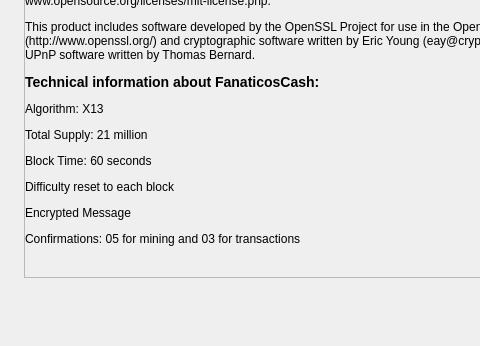
First picture: the form in src/qt/forms/aboutdialog.ui, repository fanaticoscriptosoficial/Fanaticos_Cash, before the edit; both pictures show x 0 to 480 and y 133 to 479 of the 593 by 479 pixel window.
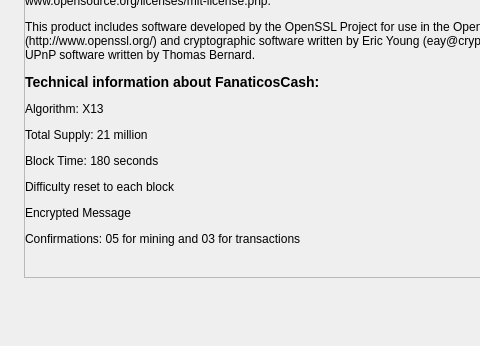
Second picture: the form after the edit. Icons and pictures are not drawn.

What changed in the file:
```diff
--- a/src/qt/forms/aboutdialog.ui
+++ b/src/qt/forms/aboutdialog.ui
@@ -124,7 +124,7 @@
         <string notr="true">font: 08pt &quot;Century Gothic&quot;;</string>
        </property>
        <property name="text">
-        <string>&lt;html&gt;&lt;head/&gt;&lt;body&gt;&lt;p&gt;This is experimental software.&lt;/p&gt;&lt;p&gt;Distributed under the MIT/X13 software license, see the accompanying file COPYING or http://www.opensource.org/licenses/mit-license.php.&lt;/p&gt;&lt;p&gt;This product includes software developed by the OpenSSL Project for use in the OpenSSL Toolkit (http://www.openssl.org/) and cryptographic software written by Eric Young (eay@cryptsoft.com) and UPnP software written by Thomas Bernard.&lt;/p&gt;&lt;p&gt;&lt;span style=&quot; font-size:large; font-weight:600;&quot;&gt;Technical information about FanaticosCash:&lt;/span&gt;&lt;/p&gt;&lt;p&gt;Algorithm: X13&lt;/p&gt;&lt;p&gt;Total Supply: 21 million&lt;/p&gt;&lt;p&gt;Block Time: 60 seconds&lt;/p&gt;&lt;/p&gt;&lt;p&gt;Difficulty reset to each block&lt;/p&gt;&lt;p&gt;Encrypted Message&lt;/p&gt;&lt;p&gt;Confirmations: 05 for mining and 03 for transactions&lt;/p&gt;&lt;p&gt;&lt;br/&gt;&lt;/p&gt;&lt;p&gt;🌎Website: &lt;a href=&quot;https://cash.fanaticoscriptos.com/&quot;&gt;&lt;span style=&quot; text-decoration: underline; color:#0000ff;&quot;&gt;https://cash.fanaticoscriptos.com/&lt;/span&gt;&lt;/a&gt;&lt;/p&gt;&lt;p&gt;🌎Block Explorer: &lt;a href=&quot;https://explorer.fanaticoscriptos.com&quot;&gt;&lt;span style=&quot; text-decoration: underline; color:#0000ff;&quot;&gt;https://explorer.fanaticoscriptos.com&lt;/span&gt;&lt;/a&gt;&lt;/p&gt;&lt;p&gt;💬Telegram: &lt;a href=&quot;https://t.me/FanaticosCriptos&quot;&gt;&lt;span style=&quot; text-decoration: underline; color:#0000ff;&quot;&gt;https://t.me/FanaticosCriptos&lt;/span&gt;&lt;/a&gt;&lt;/p&gt;&lt;p&gt;💬Facebook: &lt;a href=&quot;https://facebook.com/fanaticoscriptosoficial&quot;&gt;&lt;span style=&quot; text-decoration: underline; color:#0000ff;&quot;&gt;https://facebook.com/fanaticoscriptosoficial&lt;/span&gt;&lt;/a&gt;&lt;/p&gt;&lt;p&gt;💬Twitter: &lt;a href=&quot;https://twitter.com/fanacriptos&quot;&gt;&lt;span style=&quot; text-decoration: underline; color:#0000ff;&quot;&gt;https://twitter.com/fanacriptos&lt;/span&gt;&lt;/a&gt;&lt;/p&gt;&lt;p&gt;📣 BTCTalk: &lt;a href=&quot;https://bitcointalk.org/index.php?topic=5187519.0&quot;&gt;&lt;span style=&quot; text-decoration: underline; color:#0000ff;&quot;&gt;https://bitcointalk.org/index.php?topic=5187519.0&lt;/span&gt;&lt;/a&gt;&lt;/p&gt;&lt;p&gt;🖥 GitHub: &lt;a href=&quot;https://github.com/fanaticoscriptosoficial&quot;&gt;&lt;span style=&quot; text-decoration: underline; color:#0000ff;&quot;&gt;https://github.com/fanaticoscriptosoficial&lt;/span&gt;&lt;/a&gt;&lt;/p&gt;&lt;p&gt;✉️E-mail: cash@fanaticoscriptos.com&lt;/p&gt;&lt;/body&gt;&lt;/html&gt;</string>
+        <string>&lt;html&gt;&lt;head/&gt;&lt;body&gt;&lt;p&gt;This is experimental software.&lt;/p&gt;&lt;p&gt;Distributed under the MIT/X13 software license, see the accompanying file COPYING or http://www.opensource.org/licenses/mit-license.php.&lt;/p&gt;&lt;p&gt;This product includes software developed by the OpenSSL Project for use in the OpenSSL Toolkit (http://www.openssl.org/) and cryptographic software written by Eric Young (eay@cryptsoft.com) and UPnP software written by Thomas Bernard.&lt;/p&gt;&lt;p&gt;&lt;span style=&quot; font-size:large; font-weight:600;&quot;&gt;Technical information about FanaticosCash:&lt;/span&gt;&lt;/p&gt;&lt;p&gt;Algorithm: X13&lt;/p&gt;&lt;p&gt;Total Supply: 21 million&lt;/p&gt;&lt;p&gt;Block Time: 180 seconds&lt;/p&gt;&lt;/p&gt;&lt;p&gt;Difficulty reset to each block&lt;/p&gt;&lt;p&gt;Encrypted Message&lt;/p&gt;&lt;p&gt;Confirmations: 05 for mining and 03 for transactions&lt;/p&gt;&lt;p&gt;&lt;br/&gt;&lt;/p&gt;&lt;p&gt;🌎Website: &lt;a href=&quot;https://cash.fanaticoscriptos.com/&quot;&gt;&lt;span style=&quot; text-decoration: underline; color:#0000ff;&quot;&gt;https://cash.fanaticoscriptos.com/&lt;/span&gt;&lt;/a&gt;&lt;/p&gt;&lt;p&gt;🌎Block Explorer: &lt;a href=&quot;https://explorer.fanaticoscriptos.com&quot;&gt;&lt;span style=&quot; text-decoration: underline; color:#0000ff;&quot;&gt;https://explorer.fanaticoscriptos.com&lt;/span&gt;&lt;/a&gt;&lt;/p&gt;&lt;p&gt;💬Telegram: &lt;a href=&quot;https://t.me/FanaticosCriptos&quot;&gt;&lt;span style=&quot; text-decoration: underline; color:#0000ff;&quot;&gt;https://t.me/FanaticosCriptos&lt;/span&gt;&lt;/a&gt;&lt;/p&gt;&lt;p&gt;💬Facebook: &lt;a href=&quot;https://facebook.com/fanaticoscriptosoficial&quot;&gt;&lt;span style=&quot; text-decoration: underline; color:#0000ff;&quot;&gt;https://facebook.com/fanaticoscriptosoficial&lt;/span&gt;&lt;/a&gt;&lt;/p&gt;&lt;p&gt;💬Twitter: &lt;a href=&quot;https://twitter.com/fanacriptos&quot;&gt;&lt;span style=&quot; text-decoration: underline; color:#0000ff;&quot;&gt;https://twitter.com/fanacriptos&lt;/span&gt;&lt;/a&gt;&lt;/p&gt;&lt;p&gt;📣 BTCTalk: &lt;a href=&quot;https://bitcointalk.org/index.php?topic=5187519.0&quot;&gt;&lt;span style=&quot; text-decoration: underline; color:#0000ff;&quot;&gt;https://bitcointalk.org/index.php?topic=5187519.0&lt;/span&gt;&lt;/a&gt;&lt;/p&gt;&lt;p&gt;🖥 GitHub: &lt;a href=&quot;https://github.com/fanaticoscriptosoficial&quot;&gt;&lt;span style=&quot; text-decoration: underline; color:#0000ff;&quot;&gt;https://github.com/fanaticoscriptosoficial&lt;/span&gt;&lt;/a&gt;&lt;/p&gt;&lt;p&gt;✉️E-mail: cash@fanaticoscriptos.com&lt;/p&gt;&lt;/body&gt;&lt;/html&gt;</string>
        </property>
        <property name="wordWrap">
         <bool>true</bool>
```
